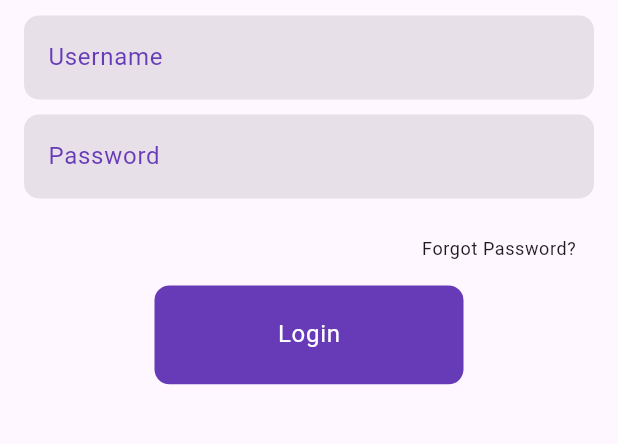
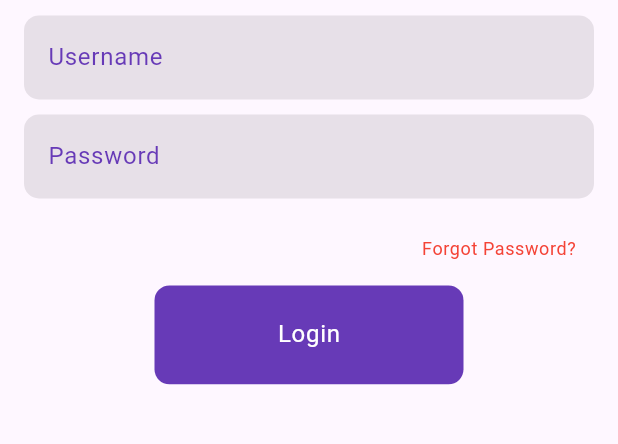
Before and after one commit to muhsinabdil/fluttercase4, a Flutter app: the screen it shows after launch, on a phone screen of 412 x 824 dp, the part 533-977 px from its top. Run offline on Flutter 3.47's test engine with Material 3 defaults, Android fonts, the phone set to English and light mode, and no system bars; our stand-ins replace flutter_riverpod, shared_preferences, shimmer; accounts and stored records are empty.

Commit message:
edited login page

```diff
--- a/lib/View/login_view.dart
+++ b/lib/View/login_view.dart
@@ -102,7 +102,9 @@ class _LoginViewState extends ConsumerState<LoginView> {
                     onPressed: () {},
                     child: Text(
                       'Forgot Password?',
-                      style: Theme.of(context).textTheme.bodySmall,
+                      style: Theme.of(context).textTheme.bodySmall?.copyWith(
+                            color: kThirtTextColor,
+                          ),
                     ),
                   ),
                 ),
--- a/lib/View/view_consts.dart
+++ b/lib/View/view_consts.dart
@@ -5,4 +5,5 @@ const kDefaultPadding = 10.0;
 const kDefaultListColor = Colors.white70;
 const kDefaultTextColor = Colors.black54;
 const kSecondTextColor = Colors.deepPurple;
+const kThirtTextColor = Colors.red;
 const kDefaultButtonColor = Colors.deepPurple;
```
